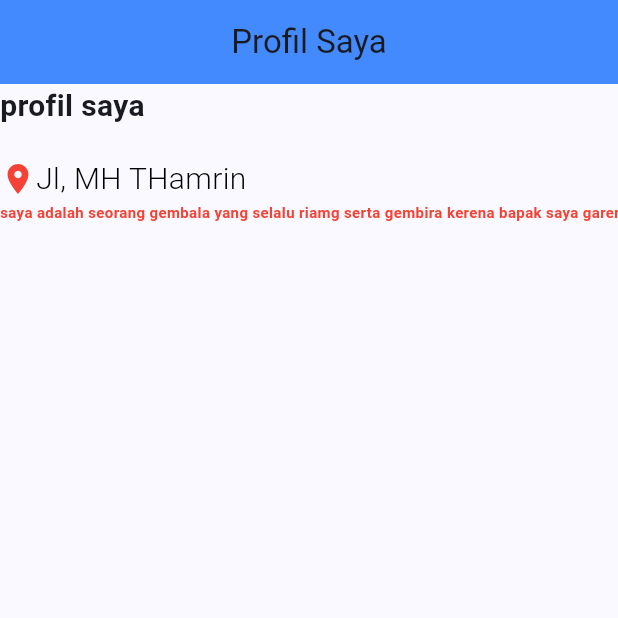
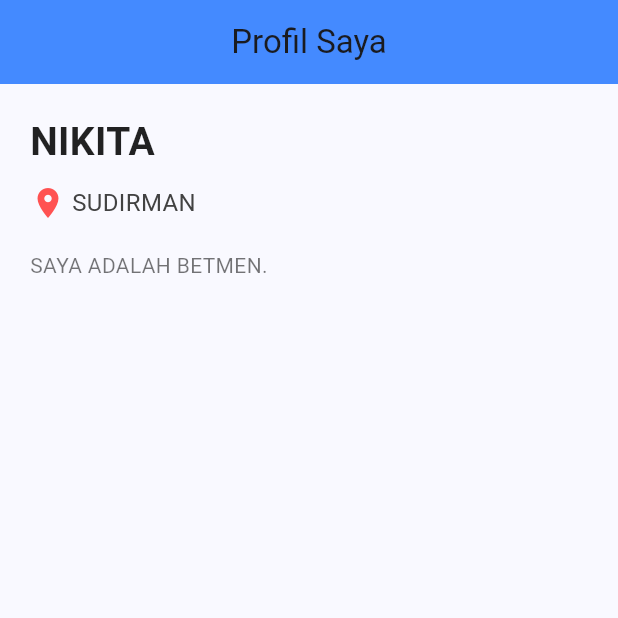
Before and after one commit to moqi201/ppkd_b2, a Flutter app: the screen it shows after launch, on a phone screen of 412 x 824 dp, the top half of it. Run offline on Flutter 3.47's test engine with Material 3 defaults, Android fonts, the light colour scheme and no system bars.

Commit message:
TUGAS 1 : FLUTER

```diff
--- a/lib/tugas_satu_flutter.dart
+++ b/lib/tugas_satu_flutter.dart
@@ -1,4 +1,22 @@
 import 'package:flutter/material.dart';
+
+void main() {
+  runApp(MyApp());
+}
+
+class MyApp extends StatelessWidget {
+  @override
+  Widget build(BuildContext context) {
+    return MaterialApp(
+      title: 'Profil Saya',
+      theme: ThemeData(
+        primarySwatch: Colors.blue,
+        fontFamily: 'Roboto',
+      ),
+      home: ProfilPage(),
+    );
+  }
+}
 
 class ProfilPage extends StatelessWidget {
   @override
@@ -9,52 +27,52 @@ class ProfilPage extends StatelessWidget {
         centerTitle: true,
         backgroundColor: Colors.blueAccent,
       ),
-
-
-      body: Column(
+      body: Padding(
+        padding: const EdgeInsets.all(20.0),
+        child: Column(
           crossAxisAlignment: CrossAxisAlignment.start,
           children: [
+            // Baris 1: Nama lengkap
             Text(
-            "profil saya ",
+              'NIKITA',
               style: TextStyle(
-              fontSize: 20,
+                fontSize: 26,
                 fontWeight: FontWeight.bold,
+                color: Colors.black87,
               ),
             ),
-                 SizedBox(height: 20),
+            SizedBox(height: 10),
+
+            // Baris 2: Lokasi
             Row(
               children: [
-            Icon(Icons.location_on, color: Colors.red,),
+                Icon(
+                  Icons.location_on,
+                  color: Colors.redAccent,
+                ),
+                SizedBox(width: 4),
                 Text(
-              "Jl, MH THamrin ",
+                  'SUDIRMAN',
                   style: TextStyle(
-                fontSize: 20,
-                fontWeight: FontWeight.w300,
-                color:Colors.black,
-              ),
-            )
-          ],
-         ),
-
-
-         Row(
-          mainAxisAlignment: MainAxisAlignment.start,
-          children: [
-            Text(
-              "saya adalah seorang gembala yang selalu riamg serta gembira kerena bapak saya garena",
-              style: TextStyle(
-                fontSize: 10,
-                fontWeight: FontWeight.bold,
-                color: Colors.red,
+                    fontSize: 16,
+                    color: Colors.grey[800],
                   ),
                 ),
               ],
             ),
+            SizedBox(height: 20),
 
-
-
-
+            // Baris 3: Deskripsi singkat
+            Text(
+              'SAYA ADALAH BETMEN.',
+              style: TextStyle(
+                fontSize: 14,
+                color: Colors.black54,
+              ),
+              textAlign: TextAlign.justify,
+            ),
           ],
+        ),
       ),
     );
   }
```
Lines whose indentation alone changed are shown as unchanged.
